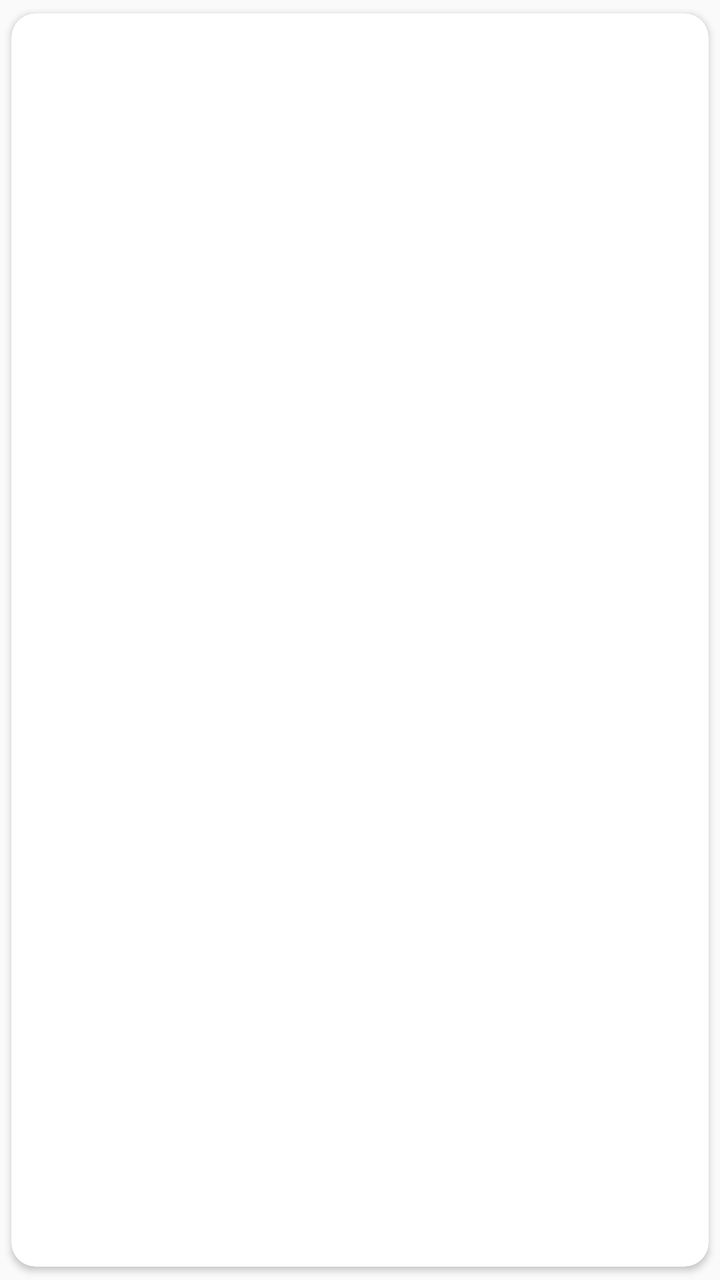
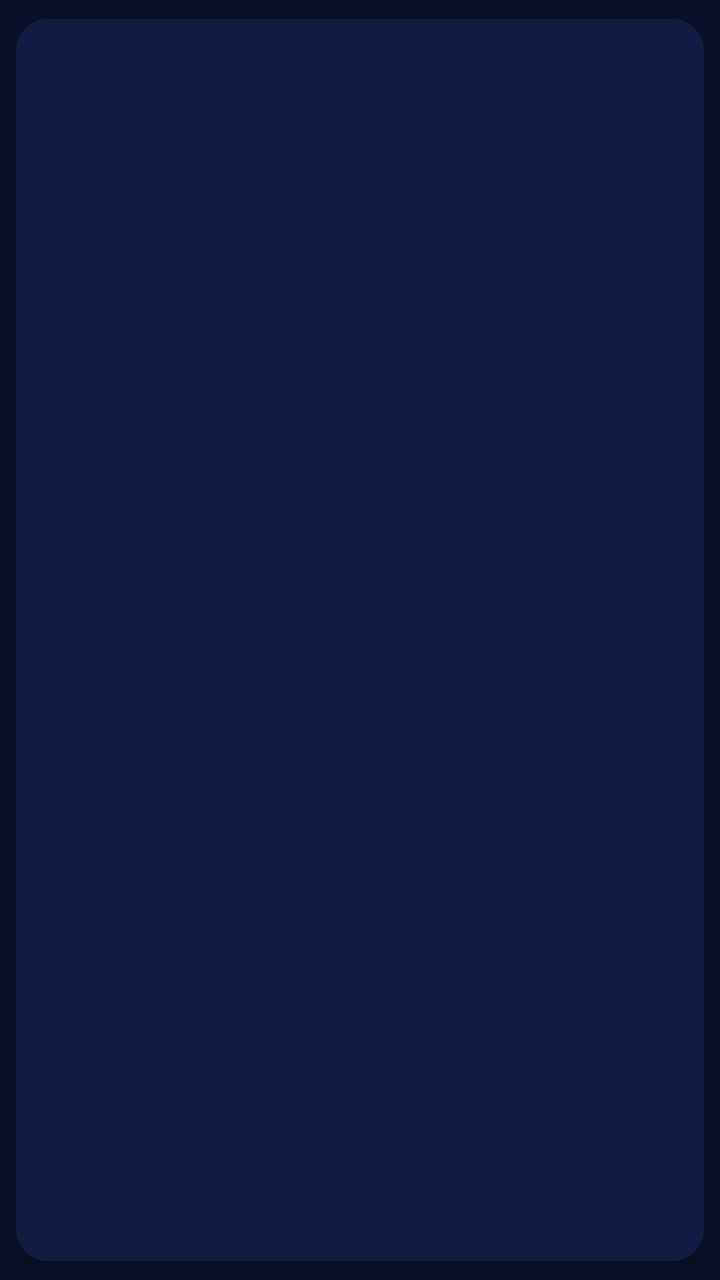

The first picture is an Android layout as it rendered before a commit; the second is the same layout after the commit. The layout source and the unified diff follow.
<!-- AndroidManifest.xml: application theme Theme.CPP -->
<!-- res/layout/fila_factura.xml -->
<?xml version="1.0" encoding="utf-8"?>
<androidx.cardview.widget.CardView xmlns:android="http://schemas.android.com/apk/res/android"
    xmlns:app="http://schemas.android.com/apk/res-auto"
    android:layout_width="match_parent"
    android:layout_height="wrap_content"
    android:layout_marginBottom="8dp"
    app:cardBackgroundColor="@color/blanco"
    app:cardCornerRadius="12dp"
    app:cardElevation="2dp"
    app:cardUseCompatPadding="true">

    <LinearLayout
        android:layout_width="match_parent"
        android:layout_height="wrap_content"
        android:gravity="center_vertical"
        android:orientation="horizontal"
        android:padding="12dp">

        <TextView
            android:id="@+id/txtBadge"
            android:layout_width="46dp"
            android:layout_height="46dp"
            android:background="@drawable/bg_badge_circulo"
            android:gravity="center"
            android:textSize="22sp" />

        <LinearLayout
            android:layout_width="0dp"
            android:layout_height="wrap_content"
            android:layout_marginStart="10dp"
            android:layout_weight="1"
            android:orientation="vertical">

            <LinearLayout
                android:layout_width="match_parent"
                android:layout_height="wrap_content"
                android:orientation="horizontal">

                <TextView
                    android:id="@+id/txtFilaTitulo"
                    android:layout_width="0dp"
                    android:layout_height="wrap_content"
                    android:layout_weight="1"
                    android:textColor="@color/texto_sobre_tarjeta"
                    android:textSize="15sp"
                    android:textStyle="bold" />

                <TextView
                    android:id="@+id/txtFilaMonto"
                    android:layout_width="wrap_content"
                    android:layout_height="wrap_content"
                    android:textSize="15sp"
                    android:textStyle="bold" />
            </LinearLayout>

            <TextView
                android:id="@+id/txtFilaProveedor"
                android:layout_width="match_parent"
                android:layout_height="wrap_content"
                android:textColor="@color/texto_sobre_tarjeta"
                android:textSize="13sp" />

            <TextView
                android:id="@+id/txtFilaEstado"
                android:layout_width="match_parent"
                android:layout_height="wrap_content"
                android:textSize="13sp"
                android:textStyle="bold" />

            <TextView
                android:id="@+id/txtFilaMotivo"
                android:layout_width="match_parent"
                android:layout_height="wrap_content"
                android:textSize="12sp"
                android:textStyle="italic"
                android:visibility="gone" />

            
            <TextView
                android:id="@+id/txtFilaAyuda"
                android:layout_width="match_parent"
                android:layout_height="wrap_content"
                android:layout_marginTop="2dp"
                android:textColor="@color/gris_pendiente"
                android:textSize="11sp"
                android:visibility="gone" />
        </LinearLayout>
    </LinearLayout>
</androidx.cardview.widget.CardView>
<!-- resources referenced by this layout -->
<resources>
  <color name="blanco">#FFFFFF</color>
  <color name="gris_pendiente">#616161</color>
  <color name="texto_sobre_tarjeta">#212121</color>
  <!-- drawable bg_badge_circulo (drawable) -->
  <?xml version="1.0" encoding="utf-8"?>
  <shape xmlns:android="http://schemas.android.com/apk/res/android"
      android:shape="oval">
      <solid android:color="@color/blanco" />
  </shape>
  <style name="Theme.CPP" parent="Theme.AppCompat.DayNight.DarkActionBar">
          <item name="colorPrimary">@color/primario</item>
          <item name="colorPrimaryDark">@color/primario_oscuro</item>
          <item name="colorAccent">@color/acento</item>
      </style>
  <color name="primario">#1A237E</color>
  <color name="primario_oscuro">#0D1442</color>
  <color name="acento">#FF6F00</color>
</resources>

<!-- the commit's change to res/layout/fila_factura.xml (unified diff, before → after) -->
@@ -4,9 +4,9 @@
     android:layout_width="match_parent"
     android:layout_height="wrap_content"
     android:layout_marginBottom="8dp"
-    app:cardBackgroundColor="@color/blanco"
-    app:cardCornerRadius="12dp"
-    app:cardElevation="2dp"
+    app:cardBackgroundColor="@color/tarjeta"
+    app:cardCornerRadius="16dp"
+    app:cardElevation="3dp"
     app:cardUseCompatPadding="true">
 
     <LinearLayout
<!-- resource entries referenced after the edit -->
@@ -1,21 +1,45 @@
 <!-- resources referenced by this layout -->
 <resources>
-  <color name="blanco">#FFFFFF</color>
-  <color name="gris_pendiente">#616161</color>
-  <color name="texto_sobre_tarjeta">#212121</color>
+  <color name="gris_pendiente">#97A6CF</color>
+  <color name="tarjeta">#121C42</color>
+  <color name="texto_sobre_tarjeta">#E4EBFF</color>
   <!-- drawable bg_badge_circulo (drawable) -->
   <?xml version="1.0" encoding="utf-8"?>
   <shape xmlns:android="http://schemas.android.com/apk/res/android"
       android:shape="oval">
-      <solid android:color="@color/blanco" />
+      <solid android:color="@color/tarjeta" />
   </shape>
   <style name="Theme.CPP" parent="Theme.AppCompat.DayNight.DarkActionBar">
           <item name="colorPrimary">@color/primario</item>
           <item name="colorPrimaryDark">@color/primario_oscuro</item>
           <item name="colorAccent">@color/acento</item>
+          <item name="android:windowBackground">@color/fondo_pantalla</item>
+          
+          <item name="android:forceDarkAllowed">false</item>
+          <item name="android:colorBackground">@color/fondo_pantalla</item>
+          <item name="alertDialogTheme">@style/CPPDialogo</item>
+          <item name="android:textColorHint">@color/hint_sobre_tarjeta</item>
       </style>
-  <color name="primario">#1A237E</color>
-  <color name="primario_oscuro">#0D1442</color>
-  <color name="acento">#FF6F00</color>
+  <color name="primario">#2451E6</color>
+  <color name="primario_oscuro">#0A1230</color>
+  <color name="acento">#3D6DFF</color>
+  <color name="fondo_pantalla">#0A102A</color>
+  <style name="CPPDialogo" parent="Theme.AppCompat.Dialog.Alert">
+          <item name="android:windowBackground">@drawable/bg_tarjeta_blanca</item>
+          <item name="colorAccent">@color/acento</item>
+          <item name="android:textColor">@color/texto_sobre_tarjeta</item>
+          <item name="android:textColorPrimary">@color/texto_sobre_tarjeta</item>
+          <item name="android:textColorHint">@color/hint_sobre_tarjeta</item>
+          <item name="colorControlActivated">@color/acento</item>
+          <item name="colorControlNormal">@color/hint_sobre_tarjeta</item>
+      </style>
+  <color name="hint_sobre_tarjeta">#8FA1D6</color>
+  <!-- drawable bg_tarjeta_blanca (drawable) -->
+  <?xml version="1.0" encoding="utf-8"?>
+  <shape xmlns:android="http://schemas.android.com/apk/res/android"
+      android:shape="rectangle">
+      <corners android:radius="16dp" />
+      <solid android:color="@color/tarjeta" />
+  </shape>
 </resources>
 
